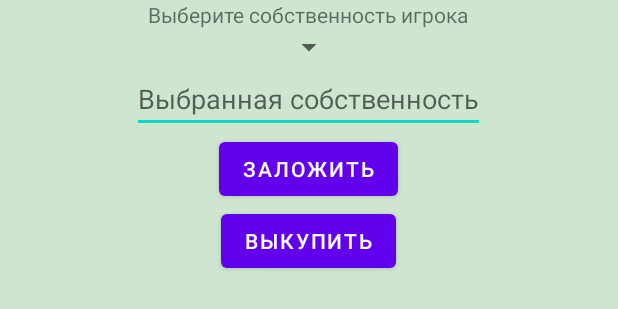
After one commit to interpriz/Monopoly, an Android app: the layout fragment_sold_buy_property.xml on its own in the app's theme, with its tools: preview values and no code run, on a phone screen of 412 x 824 dp. The commit adds this screen. Shown: the top 309 px of the screen. Run offline under Robolectric (Android 15) with nearby library versions, the phone set to English and light mode, and no system bars.

Commit message:
soldBuyProperty

```diff
--- a/app/src/main/java/entities/MunicipalEnterprise.java
+++ b/app/src/main/java/entities/MunicipalEnterprise.java
@@ -4,7 +4,7 @@ import enums.FieldTypes;
 import enums.PropTypes;
 
 public class MunicipalEnterprise extends Property {
-    String name;
+    public String name;
 
     public MunicipalEnterprise(
             FieldTypes type,
--- a/app/src/main/java/entities/RailwayStation.java
+++ b/app/src/main/java/entities/RailwayStation.java
@@ -4,7 +4,7 @@ import enums.FieldTypes;
 import enums.PropTypes;
 
 public class RailwayStation extends Property {
-    String name;
+    public String name;
 
     public RailwayStation(
             FieldTypes type,
--- a/app/src/main/java/services/GameService.java
+++ b/app/src/main/java/services/GameService.java
@@ -50,7 +50,6 @@ public class GameService {
         this.playerRepo = new PlayerRepository(game);
         this.test = false;
     }
-
     //войти в игру
     public Player enterGame(String name) {
         boolean unicName = game.players.stream().noneMatch(x -> x.name.equals(name));
@@ -877,7 +876,7 @@ public class GameService {
 
     public void setDeposit(Property property, boolean newDeposit){
         int idProp =  mapServ.map.indexOf(property);
-        game.fieldsOwners.get(idProp).deposit = newDeposit;
+        gameRepo.setNewDeposit(idProp, newDeposit);
     }
 
     public int getHouses(Street street) {
--- /dev/null
+++ b/app/src/main/res/layout/fragment_sold_buy_property.xml
@@ -0,0 +1,51 @@
+<?xml version="1.0" encoding="utf-8"?>
+<LinearLayout xmlns:android="http://schemas.android.com/apk/res/android"
+    xmlns:tools="http://schemas.android.com/tools"
+    android:layout_width="match_parent"
+    android:layout_height="match_parent"
+    android:background="#CEE6D0"
+    android:orientation="vertical"
+    tools:context=".fragments.soldBuyProperty">
+
+    <!-- TODO: Update blank fragment layout -->
+    <TextView
+        android:layout_width="wrap_content"
+        android:layout_height="wrap_content"
+        android:layout_gravity="center_horizontal"
+        android:text="Выберите собственность игрока"
+        android:textAlignment="center">
+
+    </TextView>
+
+    <Spinner
+        android:id="@+id/dropDownList"
+        android:layout_width="wrap_content"
+        android:layout_height="wrap_content"
+        android:layout_gravity="center_horizontal"
+        android:textAlignment="center" />
+
+
+    <EditText
+        android:id="@+id/property"
+        android:layout_width="wrap_content"
+        android:layout_height="wrap_content"
+        android:layout_gravity="center_horizontal"
+        android:hint="Выбранная собственность"
+        android:textAlignment="center" />
+
+
+    <Button
+        android:id="@+id/depositBtn"
+        android:layout_width="wrap_content"
+        android:layout_height="wrap_content"
+        android:layout_gravity="center_horizontal"
+        android:text="Заложить"/>
+
+    <Button
+        android:id="@+id/buyBackBtn"
+        android:layout_width="wrap_content"
+        android:layout_height="wrap_content"
+        android:layout_gravity="center_horizontal"
+        android:text="Выкупить" />
+
+</LinearLayout>
```
Also changed, not shown: app/src/main/java/com/example/monopoly/MainActivity.java (+22 -4 lines), app/src/main/java/com/example/monopoly/fragments/Player.java (deleted, +0 -86 lines), app/src/main/java/com/example/monopoly/fragments/soldBuyProperty.java (added, +143 -0 lines), app/src/main/java/repositories/GameRepository.java (+7 -0 lines), app/src/main/java/services/MapService.java (+21 -0 lines), app/src/main/res/layout/activity_main.xml (+18 -2 lines).
